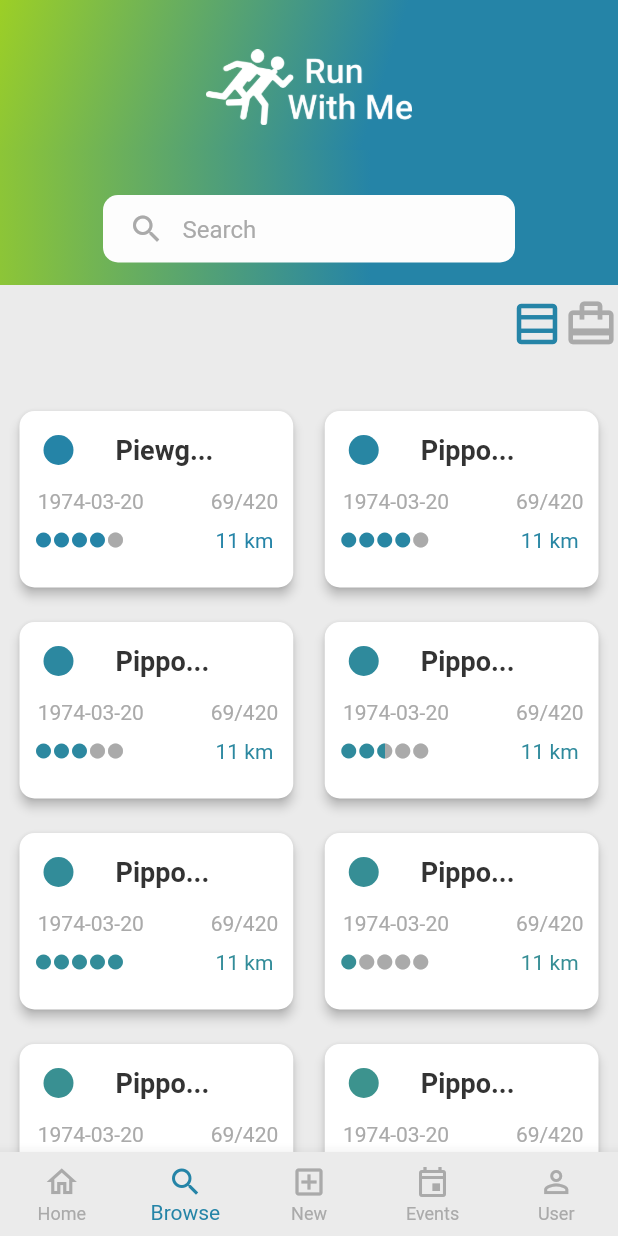
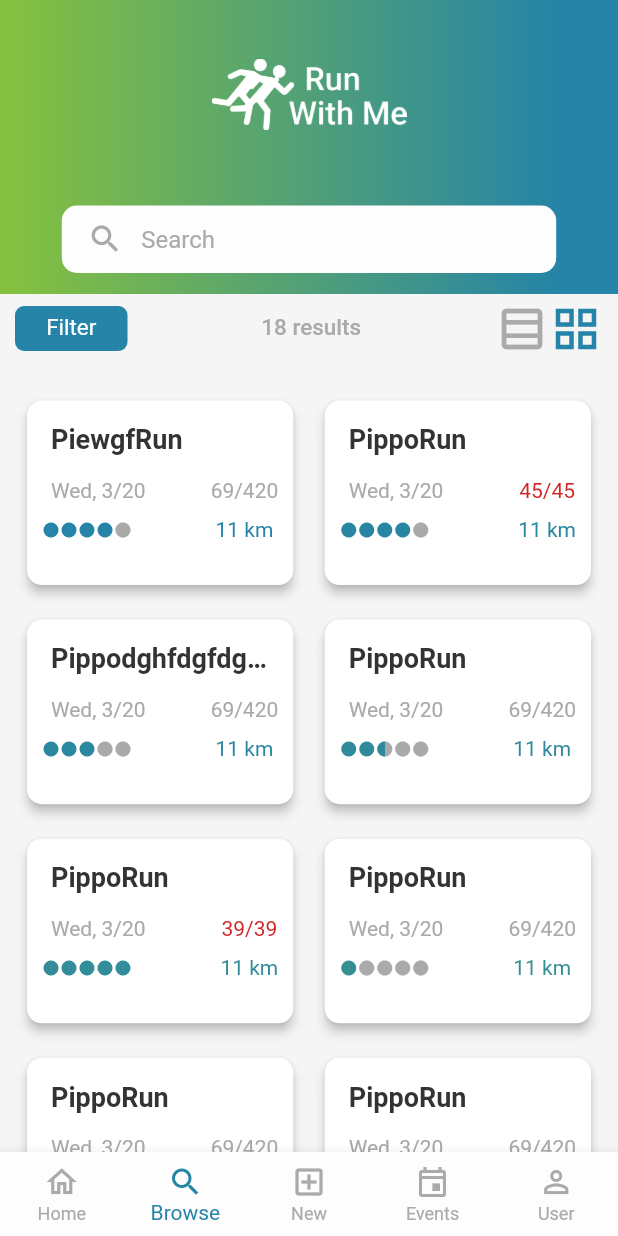
Before and after one commit to FedericoGianni/run-with-me-fe, a Flutter app: the screen it shows after launch, item 2 of the bottom bar chosen, on a phone screen of 412 x 824 dp. Run offline on Flutter 3.47's test engine with Material 2 defaults, Android fonts, the phone set to English and light mode, and no system bars; our stand-ins replace google_fonts.

Commit message:
Added List view and gridview options for events. Also pagination has been improved and now participants for full events are displayed in red

```diff
--- a/lib/dummy_data/dummy_events.dart
+++ b/lib/dummy_data/dummy_events.dart
@@ -23,8 +23,8 @@ const dummy = [
     startingPintLong: 555.0,
     startingPintLat: 555.45,
     name: "PippoRun",
-    maxParticipants: 420,
-    currentParticipants: 69,
+    maxParticipants: 45,
+    currentParticipants: 45,
     id: 543524,
     difficultyLevel: 4,
     date: "1974-03-20",
@@ -37,7 +37,7 @@ const dummy = [
     averageLength: 11,
     startingPintLong: 555.0,
     startingPintLat: 555.45,
-    name: "PippoRun",
+    name: "Pippodghfdgfdgqa gfdsag gagrg gfsdagrRun",
     maxParticipants: 420,
     currentParticipants: 69,
     id: 543524,
@@ -68,8 +68,8 @@ const dummy = [
     startingPintLong: 555.0,
     startingPintLat: 555.45,
     name: "PippoRun",
-    maxParticipants: 420,
-    currentParticipants: 69,
+    maxParticipants: 39,
+    currentParticipants: 39,
     id: 543524,
     difficultyLevel: 5,
     date: "1974-03-20",
--- a/lib/screens/events_result_screen.dart
+++ b/lib/screens/events_result_screen.dart
@@ -5,8 +5,37 @@ import '../widgets/event_card_text_only.dart';
 import '../widgets/gradientAppbar.dart';
 import '../themes/custom_colors.dart';
 
-class EventsScreen extends StatelessWidget {
+class EventsScreen extends StatefulWidget {
   static const routeName = '/events';
+
+  @override
+  State<EventsScreen> createState() => _EventsScreenState();
+}
+
+class _EventsScreenState extends State<EventsScreen> {
+  int _view = 2;
+  double _aspectRatio = 1.4;
+  Color _rowColor = secondaryTextColor;
+  Color _gridColor = primaryColor;
+
+  void __selectListView() {
+    setState(() {
+      _view = 1;
+      _aspectRatio = 3;
+      _rowColor = primaryColor;
+      _gridColor = secondaryTextColor;
+    });
+  }
+
+  void __selectGridView() {
+    setState(() {
+      _view = 2;
+      _aspectRatio = 1.4;
+      _gridColor = primaryColor;
+      _rowColor = secondaryTextColor;
+    });
+  }
+
   @override
   Widget build(BuildContext context) {
     // return GridView.builder(
@@ -29,52 +58,42 @@ class EventsScreen extends StatelessWidget {
 
     return CustomScrollView(
       slivers: [
-        // Add the app bar to the CustomScrollView.
         SliverAppBar(
-          // Provide a standard title.
           stretch: false,
-          toolbarHeight: 100,
+          primary: true,
+          toolbarHeight: 93,
+          titleSpacing: 0,
           title: GradientAppBar(
-            100,
+            95,
             [
-              SizedBox(
-                height: MediaQuery.of(context).size.height / 25,
+              const SizedBox(
+                height: 40,
+                width: double.infinity,
               ),
               Image.asset(
                 "assets/icons/logo_white.png",
-                width: MediaQuery.of(context).size.width / 3,
+                width: 130,
               ),
-              // SizedBox(
-              //   height: MediaQuery.of(context).size.height / 30,
-              // ),
             ],
-            end: 0.8,
           ),
-          titleSpacing: 0,
-          backgroundColor: background,
-          stretchTriggerOffset: 10,
-          // back up the list of items.
           floating: false,
-          // Display a placeholder widget to visualize the shrinking size.
           pinned: false,
           snap: false,
-          // Make the initial height of the SliverAppBar larger than normal.
         ),
         SliverAppBar(
-          // Provide a standard title.
           stretch: false,
-          toolbarHeight: 90,
+          toolbarHeight: 103,
           title: GradientAppBar(
-            90,
+            105,
             [
               Container(
                 margin: EdgeInsets.only(
-                  left: MediaQuery.of(context).size.width / 6,
-                  right: MediaQuery.of(context).size.width / 6,
-                  top: 30,
+                  left: MediaQuery.of(context).size.width / 10,
+                  right: MediaQuery.of(context).size.width / 10,
+                  top: 45,
                 ),
                 height: 45,
-                padding: EdgeInsets.only(left: 5),
+                padding: const EdgeInsets.only(left: 5),
                 decoration: BoxDecoration(
                   color: onPrimary,
                   // set border width
@@ -95,44 +114,75 @@ class EventsScreen extends StatelessWidget {
                 ),
               ),
             ],
-            start: -0.09,
-            end: 0,
           ),
+
           titleSpacing: 0,
           expandedHeight: 150,
           backgroundColor: background,
-          stretchTriggerOffset: 10,
 
           // back up the list of items.
           floating: true,
           // Display a placeholder widget to visualize the shrinking size.
           pinned: true,
           snap: false,
+          elevation: 0,
           flexibleSpace: FlexibleSpaceBar(
             title: Row(
+              mainAxisSize: MainAxisSize.max,
               children: [
-                Icon(
-                  Icons.table_rows_outlined,
-                  color: primaryColor,
+                SizedBox(
+                  height: 20,
+                  width: 50,
+                  child: TextButton(
+                    style: TextButton.styleFrom(
+                        backgroundColor: primaryColor,
+                        primary: onPrimary,
+                        textStyle: const TextStyle(fontSize: 10),
+                        padding: EdgeInsets.all(0)),
+                    onPressed: () => {},
+                    child: const Text('Filter'),
+                  ),
                 ),
-                Icon(
-                  Icons.card_travel_outlined,
-                  color: secondaryTextColor,
+                Text(
+                  dummy.length.toString() + " results",
+                  style: TextStyle(color: secondaryTextColor, fontSize: 10),
+                ),
+                Row(
+                  children: [
+                    IconButton(
+                      icon: Icon(Icons.table_rows_outlined),
+                      color: _rowColor,
+                      onPressed: __selectListView,
+                      padding: EdgeInsets.zero,
+                      constraints: BoxConstraints(),
+                      splashRadius: 10,
+                    ),
+                    IconButton(
+                      icon: Icon(Icons.grid_view_outlined),
+                      color: _gridColor,
+                      onPressed: __selectGridView,
+                      padding: EdgeInsets.zero,
+                      constraints: BoxConstraints(),
+                      splashRadius: 10,
+                    ),
+                  ],
                 ),
               ],
-              mainAxisAlignment: MainAxisAlignment.end,
+              mainAxisAlignment: MainAxisAlignment.spaceBetween,
             ),
+            titlePadding: EdgeInsets.symmetric(horizontal: 10, vertical: 6),
             collapseMode: CollapseMode.none,
           ),
           // Make the initial height of the SliverAppBar larger than normal.
         ),
 
         SliverPadding(
-          padding: EdgeInsets.only(bottom: 40, top: 20, left: 10, right: 10),
+          padding:
+              const EdgeInsets.only(bottom: 40, top: 20, left: 15, right: 15),
           sliver: SliverGrid(
             gridDelegate: SliverGridDelegateWithFixedCrossAxisCount(
-              crossAxisCount: 2,
-              childAspectRatio: 1.50,
+              crossAxisCount: _view,
+              childAspectRatio: _aspectRatio,
               mainAxisSpacing: 15.0,
               crossAxisSpacing: 15.0,
             ),
@@ -154,51 +204,51 @@ class EventsScreen extends StatelessWidget {
   }
 }
 
-class EventsAppbar extends StatelessWidget {
-  const EventsAppbar({Key? key}) : super(key: key);
+// class EventsAppbar extends StatelessWidget {
+//   const EventsAppbar({Key? key}) : super(key: key);
 
-  @override
-  Widget build(BuildContext context) {
-    return GradientAppBar(
-      180,
-      [
-        SizedBox(
-          height: MediaQuery.of(context).size.height / 20,
-        ),
-        Image.asset(
-          "assets/icons/logo_white.png",
-          width: MediaQuery.of(context).size.width / 3,
-        ),
-        SizedBox(
-          height: MediaQuery.of(context).size.height / 30,
-        ),
-        Container(
-          margin: EdgeInsets.only(
-            left: MediaQuery.of(context).size.width / 6,
-            right: MediaQuery.of(context).size.width / 6,
-          ),
-          height: 45,
-          padding: EdgeInsets.only(left: 5),
-          decoration: BoxDecoration(
-            color: onPrimary,
-            // set border width
-            borderRadius: const BorderRadius.all(
-              Radius.circular(10.0),
-            ), // set rounded corner radius
-          ),
-          child: TextField(
-            decoration: InputDecoration(
-              hintText: 'Search',
-              hintStyle: TextStyle(color: secondaryTextColor),
-              border: InputBorder.none,
-              prefixIcon: Icon(
-                Icons.search,
-                color: secondaryTextColor,
-              ),
-            ),
-          ),
-        ),
-      ],
-    );
-  }
-}
+//   @override
+//   Widget build(BuildContext context) {
+//     return GradientAppBar(
+//       180,
+//       [
+//         SizedBox(
+//           height: 10,
+//         ),
+//         Image.asset(
+//           "assets/icons/logo_white.png",
+//           width: MediaQuery.of(context).size.width / 3,
+//         ),
+//         SizedBox(
+//           height: MediaQuery.of(context).size.height / 30,
+//         ),
+//         Container(
+//           margin: EdgeInsets.only(
+//             left: MediaQuery.of(context).size.width / 16,
+//             right: MediaQuery.of(context).size.width / 6,
+//           ),
+//           height: 45,
+//           // padding: EdgeInsets.only(left: 5),
+//           decoration: BoxDecoration(
+//             color: onPrimary,
+//             // set border width
+//             borderRadius: const BorderRadius.all(
+//               Radius.circular(10.0),
+//             ), // set rounded corner radius
+//           ),
+//           child: TextField(
+//             decoration: InputDecoration(
+//               hintText: 'Search',
+//               hintStyle: TextStyle(color: secondaryTextColor),
+//               border: InputBorder.none,
+//               prefixIcon: Icon(
+//                 Icons.search,
+//                 color: secondaryTextColor,
+//               ),
+//             ),
+//           ),
+//         ),
+//       ],
+//     );
+//   }
+// }
--- a/lib/screens/tabs_screen.dart
+++ b/lib/screens/tabs_screen.dart
@@ -1,6 +1,7 @@
 // ignore_for_file: unnecessary_const
 
 import 'package:flutter/material.dart';
+import 'package:runwithme/themes/custom_colors.dart';
 import '/models/event.dart';
 
 // import '../widgets/main_drawer.dart';
@@ -68,6 +69,7 @@ class _TabsScreenState extends State<TabsScreen> {
   @override
   Widget build(BuildContext context) {
     return Scaffold(
+      backgroundColor: background,
       appBar: PreferredSize(
         child: _pages[_selectedPageIndex]['appbar'],
         preferredSize: Size(MediaQuery.of(context).size.width, 150.0),
@@ -75,7 +77,7 @@ class _TabsScreenState extends State<TabsScreen> {
       body: _pages[_selectedPageIndex]['page'],
       bottomNavigationBar: BottomNavigationBar(
         onTap: _selectPage,
-        backgroundColor: Theme.of(context).backgroundColor,
+        backgroundColor: onPrimary,
         unselectedItemColor: Theme.of(context).unselectedWidgetColor,
         selectedItemColor: Theme.of(context).primaryColor,
         currentIndex: _selectedPageIndex,
--- a/lib/themes/custom_colors.dart
+++ b/lib/themes/custom_colors.dart
@@ -24,7 +24,7 @@ const SILVER_CHALICE_LIGHT = "C0C0C0";
 
 const PLATINUM_DARK = "B0B0B0";
 const PLATINUM = "EBEBEB";
-const PLATINUM_LIGHT = "F0F0F0";
+const PLATINUM_LIGHT = "F5F5F5";
 
 const MAGNOLIA = "FDFDFD";
 const MAGNOLIA_LIGHT = "FCFCFC";
@@ -36,7 +36,8 @@ final secondaryColor = getColorFromHex(YELLOW_GREEN);
 final primaryTextColor = getColorFromHex(JET_BLACK);
 final secondaryTextColor = getColorFromHex(SILVER_CHALICE);
 final onPrimary = getColorFromHex(MAGNOLIA);
-final background = getColorFromHex(PLATINUM);
+final background = getColorFromHex(PLATINUM_LIGHT);
+final errorColor = getColorFromHex(ERROR);
 
 Color getColorFromHex(String hexColor) {
   hexColor = hexColor.toUpperCase().replaceAll("#", "");
@@ -55,12 +56,12 @@ class CustomColorScheme {
       secondary: getColorFromHex(YELLOW_GREEN),
       secondaryVariant: getColorFromHex(YELLOW_GREEN_DARK),
       surface: getColorFromHex(MAGNOLIA_LIGHT),
-      background: getColorFromHex(PLATINUM),
+      background: getColorFromHex(YELLOW_GREEN),
       error: getColorFromHex(ERROR),
       onPrimary: getColorFromHex(MAGNOLIA_LIGHT),
       onSecondary: getColorFromHex(MAGNOLIA_LIGHT),
-      onSurface: getColorFromHex(PLATINUM),
-      onBackground: getColorFromHex(PLATINUM),
+      onSurface: getColorFromHex(PLATINUM_LIGHT),
+      onBackground: getColorFromHex(PLATINUM_LIGHT),
       onError: getColorFromHex(MAGNOLIA_LIGHT),
       brightness: Brightness.light,
     );
--- a/lib/widgets/event_card_text_only.dart
+++ b/lib/widgets/event_card_text_only.dart
@@ -1,4 +1,5 @@
 import 'package:flutter/material.dart';
+import 'package:intl/intl.dart';
 // import 'package:intl/intl.dart';
 import '../themes/custom_colors.dart';
 import '../models/event.dart';
@@ -17,8 +18,13 @@ class EventItem extends StatelessWidget {
     Color colorGradient = (Color.lerp(
         primaryColor, secondaryColor, (index / 2).toDouble() / totAmount))!;
     String name = event.name;
-    name = name.replaceRange(5, name.length, '...');
-
+    // name = name.replaceRange(5, name.length, '...');
+    Color _participantsColor;
+    if (event.currentParticipants < event.maxParticipants) {
+      _participantsColor = secondaryTextColor;
+    } else {
+      _participantsColor = errorColor;
+    }
     return Card(
       shape: RoundedRectangleBorder(borderRadius: BorderRadius.circular(10)),
       elevation: 3,
@@ -28,13 +34,14 @@ class EventItem extends StatelessWidget {
       ),
       child: Column(children: [
         ListTile(
-          leading: SizedBox(
-            height: double.infinity,
-            child: CircleAvatar(radius: 10, backgroundColor: colorGradient),
-          ),
+          // leading: SizedBox(
+          //   height: double.infinity,
+          //   child: CircleAvatar(radius: 10, backgroundColor: colorGradient),
+          // ),
           visualDensity: const VisualDensity(horizontal: -4, vertical: -1),
           title: Text(
             name,
+            overflow: TextOverflow.ellipsis,
             style: TextStyle(
                 color: primaryTextColor,
                 fontSize: 18,
@@ -48,7 +55,9 @@ class EventItem extends StatelessWidget {
             child: Column(
               children: [
                 Text(
-                  event.date,
+                  DateFormat.MEd().format(
+                    DateTime.parse(event.date),
+                  ),
                   style: TextStyle(color: secondaryTextColor),
                 ),
                 const SizedBox(height: 12),
@@ -70,7 +79,7 @@ class EventItem extends StatelessWidget {
                   event.currentParticipants.toString() +
                       '/' +
                       event.maxParticipants.toString(),
-                  style: TextStyle(color: secondaryTextColor),
+                  style: TextStyle(color: _participantsColor),
                 ),
                 const SizedBox(height: 10),
                 Text(
--- a/lib/widgets/gradientAppbar.dart
+++ b/lib/widgets/gradientAppbar.dart
@@ -5,11 +5,8 @@ import '../themes/custom_colors.dart';
 class GradientAppBar extends StatelessWidget {
   final List<Widget> children;
   final double barHeight;
-  double start;
-  double end;
 
-  GradientAppBar(this.barHeight, this.children,
-      {this.start = 0.0, this.end = 0.0});
+  GradientAppBar(this.barHeight, this.children);
 
   @override
   Widget build(BuildContext context) {
@@ -33,8 +30,8 @@ class GradientAppBar extends StatelessWidget {
       decoration: BoxDecoration(
         gradient: LinearGradient(
             colors: [secondaryColor, primaryColor],
-            begin: FractionalOffset(start, 0),
-            end: FractionalOffset(0.6, end),
+            begin: FractionalOffset(-0.2, 0),
+            end: FractionalOffset(0.9, 0),
             stops: const [0.0, 1.0],
             tileMode: TileMode.clamp),
       ),
```
